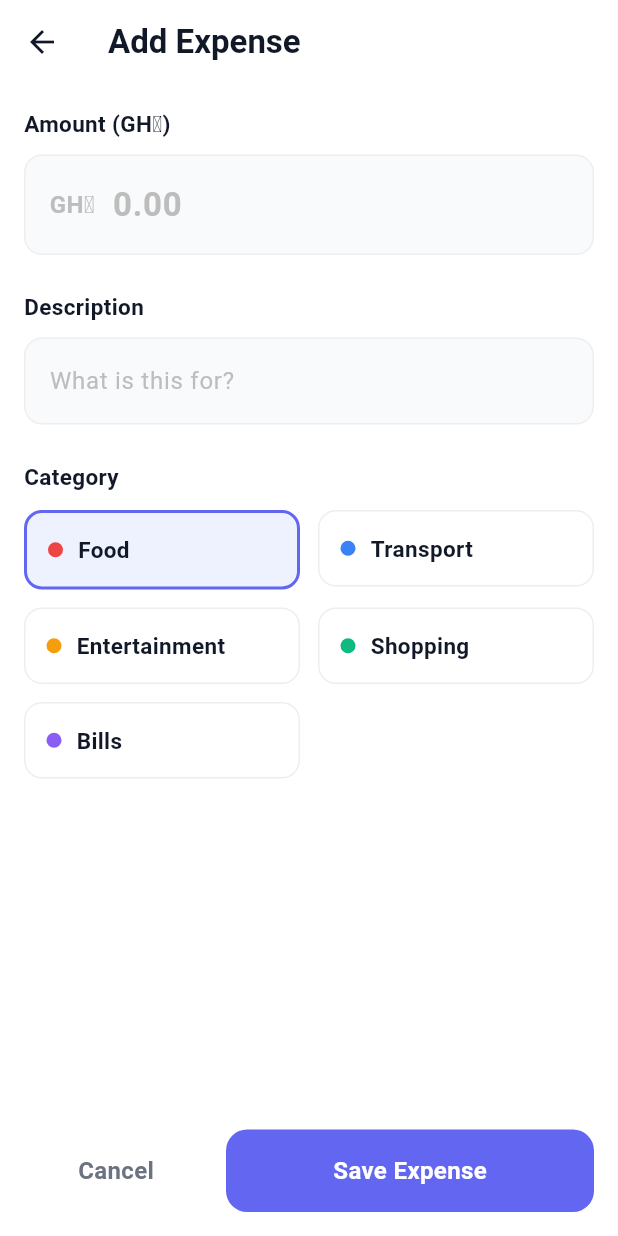
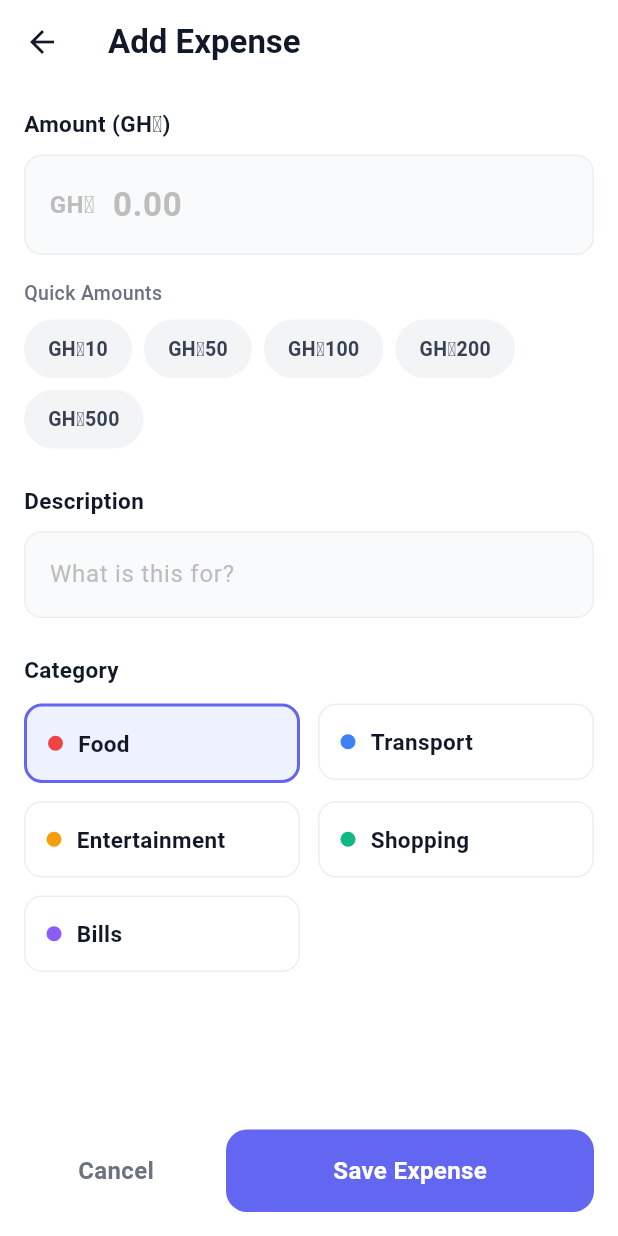
Before and after one commit to ogude2dd/the_budget_iq, a Flutter app: the AddExpenseScreen screen opened directly, on a phone screen of 412 x 824 dp. Run offline on Flutter 3.47's test engine with Material 3 defaults, Android fonts, the phone set to English and light mode, and no system bars; our stand-ins replace fl_chart; Roboto replaces fonts that are missing (SF Pro Display).

Commit message:
Add quick amount chips to amount field

```diff
--- a/lib/widgets/add_expense/amount_field.dart
+++ b/lib/widgets/add_expense/amount_field.dart
@@ -10,6 +10,7 @@ class AmountField extends StatelessWidget {
     return Column(
       crossAxisAlignment: CrossAxisAlignment.start,
       children: [
+        // Existing label, kept as-is
         const Text(
           'Amount (GH₵)',
           style: TextStyle(
@@ -19,6 +20,8 @@ class AmountField extends StatelessWidget {
           ),
         ),
         const SizedBox(height: 10),
+
+        // Existing amount input field, kept as-is
         Container(
           decoration: BoxDecoration(
             color: const Color(0xFFF9FAFB),
@@ -58,6 +61,62 @@ class AmountField extends StatelessWidget {
             ),
           ),
         ),
+
+        // Adds spacing between the input field and the new chips
+        const SizedBox(height: 16),
+
+        // NEW: Section label that tells users what the chips below are for
+        const Text(
+          'Quick Amounts',
+          style: TextStyle(
+            fontSize: 13,
+            fontWeight: FontWeight.w500,
+            color: Color(0xFF6B7280),
+          ),
+        ),
+        const SizedBox(height: 8),
+
+        // NEW: Wrap widget displays preset amount chips in a row
+        // that automatically wraps to the next line on smaller screens
+        Wrap(
+          spacing: 8,    // horizontal gap between chips
+          runSpacing: 8, // vertical gap when chips wrap to a new line
+          children: [10, 50, 100, 200, 500].map((preset) {
+            return GestureDetector(
+              // NEW: When tapped, fill the amount field with the preset value
+              onTap: () {
+                controller.text = preset.toString();
+
+                // NEW: Move the cursor to the end of the text
+                // so the user can keep typing to adjust the amount
+                controller.selection = TextSelection.fromPosition(
+                  TextPosition(offset: controller.text.length),
+                );
+              },
+
+              // NEW: The chip itself, styled to match the Set Budget screen
+              child: Container(
+                padding: const EdgeInsets.symmetric(
+                  horizontal: 16,
+                  vertical: 10,
+                ),
+                decoration: BoxDecoration(
+                  color: const Color(0xFFF3F4F6),
+                  borderRadius: BorderRadius.circular(20),
+                ),
+                child: Text(
+                  'GH₵$preset',
+                  style: const TextStyle(
+                    fontSize: 13,
+                    fontWeight: FontWeight.w600,
+                    color: Color(0xFF374151),
+                  ),
+                ),
+              ),
+            );
+          }).toList(),
+        ),
+        //
       ],
     );
   }
```
